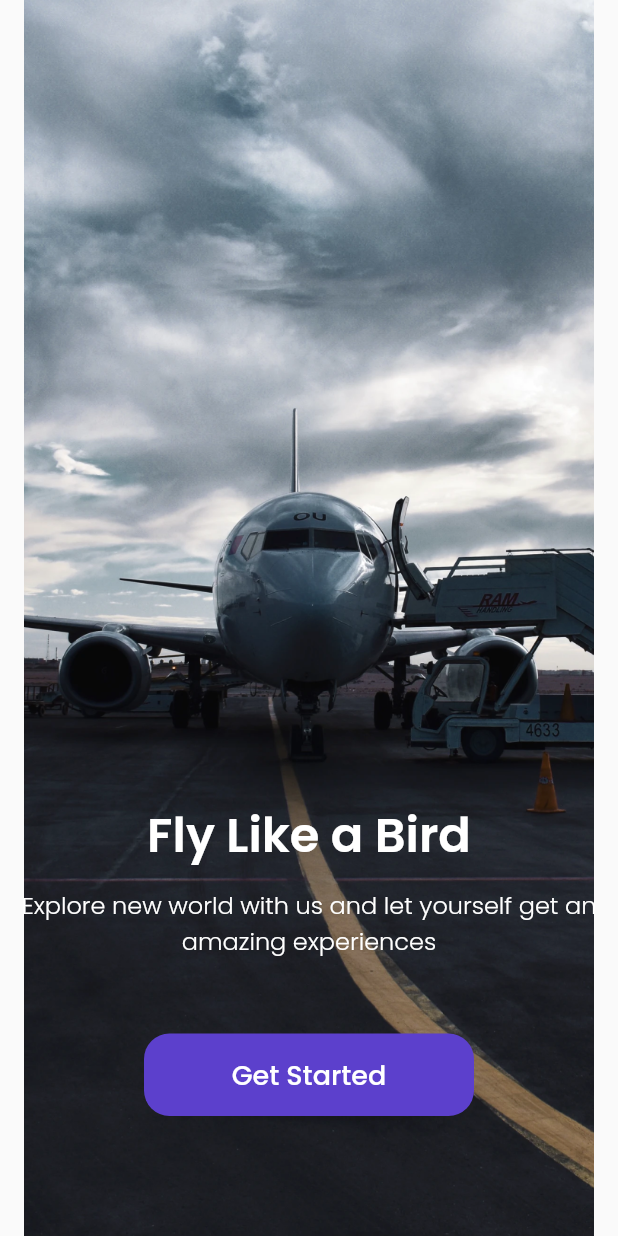
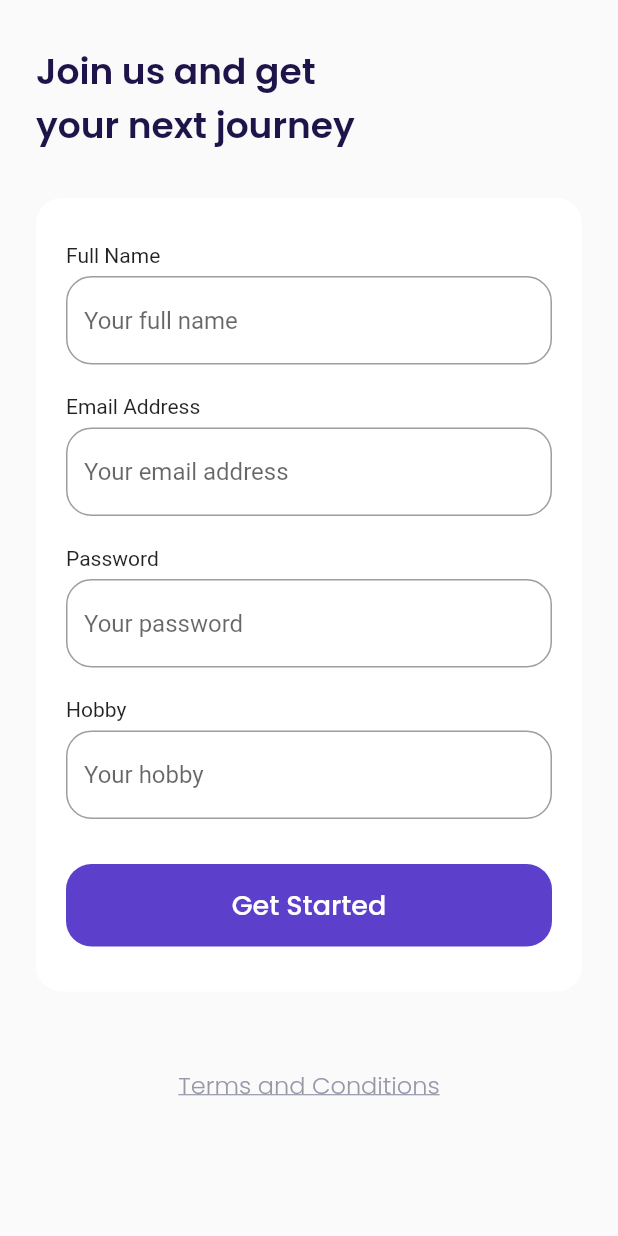
Before and after one commit to ramadhan-eko/Travel-Plane, a Flutter app: the screen it shows after launch, after a tap on "Get Started", on a phone screen of 412 x 824 dp. Run offline on Flutter 3.47's test engine with Material 2 defaults, Android fonts, the phone set to English and light mode, and no system bars; our stand-ins replace google_fonts.

Commit message:
slicing sign up

```diff
--- a/lib/main.dart
+++ b/lib/main.dart
@@ -1,5 +1,6 @@
 import 'package:airplane/ui/pages/get_started_page.dart';
 import 'package:flutter/material.dart';
+import 'ui/pages/sign_up_page.dart';
 import 'ui/pages/splash_page.dart';
 
 void main() {
@@ -16,6 +17,7 @@ class MyApp extends StatelessWidget {
       routes: {
         '/': (context) => SplashPage(),
         '/get-started': (context) => GetStartedPage(),
+        '/sign-up': (context) => SignUpPage(),
       },
     );
   }
--- a/lib/ui/pages/get_started_page.dart
+++ b/lib/ui/pages/get_started_page.dart
@@ -50,11 +50,13 @@ class GetStartedPage extends StatelessWidget {
                     bottom: 80,
                   ),
                   child: TextButton(
-                    onPressed: () {},
+                    onPressed: () {
+                      Navigator.pushNamed(context, '/sign-up');
+                    },
                     style: TextButton.styleFrom(
                       backgroundColor: kPrimaryColor,
                       shape: RoundedRectangleBorder(
-                        borderRadius: BorderRadius.circular(17),
+                        borderRadius: BorderRadius.circular(defaultRadius),
                       ),
                     ),
                     child: Text(
--- /dev/null
+++ b/lib/ui/pages/sign_up_page.dart
@@ -0,0 +1,250 @@
+import 'package:flutter/material.dart';
+import '../../shared/theme.dart';
+
+class SignUpPage extends StatelessWidget {
+  const SignUpPage({Key? key}) : super(key: key);
+
+  @override
+  Widget build(BuildContext context) {
+    Widget title() {
+      return Container(
+        margin: EdgeInsets.only(top: 30),
+        child: Text(
+          'Join us and get\nyour next journey',
+          style: blackTextStyle.copyWith(
+            fontSize: 24,
+            fontWeight: semiBold,
+          ),
+        ),
+      );
+    }
+
+    Widget inputSection() {
+      Widget nameInput() {
+        return Container(
+          margin: EdgeInsets.only(bottom: 20),
+          child: Column(
+            crossAxisAlignment: CrossAxisAlignment.start,
+            children: [
+              Text(
+                'Full Name',
+              ),
+              SizedBox(
+                height: 6,
+              ),
+              TextFormField(
+                cursorColor: kBlackColor,
+                decoration: InputDecoration(
+                  hintText: 'Your full name',
+                  border: OutlineInputBorder(
+                    borderRadius: BorderRadius.circular(
+                      defaultRadius,
+                    ),
+                  ),
+                  focusedBorder: OutlineInputBorder(
+                    borderRadius: BorderRadius.circular(
+                      defaultRadius,
+                    ),
+                    borderSide: BorderSide(
+                      color: kPrimaryColor,
+                    ),
+                  ),
+                ),
+              )
+            ],
+          ),
+        );
+      }
+
+      Widget emailInput() {
+        return Container(
+          margin: EdgeInsets.only(bottom: 20),
+          child: Column(
+            crossAxisAlignment: CrossAxisAlignment.start,
+            children: [
+              Text(
+                'Email Address',
+              ),
+              SizedBox(
+                height: 6,
+              ),
+              TextFormField(
+                cursorColor: kBlackColor,
+                decoration: InputDecoration(
+                  hintText: 'Your email address',
+                  border: OutlineInputBorder(
+                    borderRadius: BorderRadius.circular(
+                      defaultRadius,
+                    ),
+                  ),
+                  focusedBorder: OutlineInputBorder(
+                    borderRadius: BorderRadius.circular(
+                      defaultRadius,
+                    ),
+                    borderSide: BorderSide(
+                      color: kPrimaryColor,
+                    ),
+                  ),
+                ),
+              )
+            ],
+          ),
+        );
+      }
+
+      Widget passwordInput() {
+        return Container(
+          margin: EdgeInsets.only(bottom: 20),
+          child: Column(
+            crossAxisAlignment: CrossAxisAlignment.start,
+            children: [
+              Text(
+                'Password',
+              ),
+              SizedBox(
+                height: 6,
+              ),
+              TextFormField(
+                cursorColor: kBlackColor,
+                obscureText: true,
+                decoration: InputDecoration(
+                  hintText: 'Your password',
+                  border: OutlineInputBorder(
+                    borderRadius: BorderRadius.circular(
+                      defaultRadius,
+                    ),
+                  ),
+                  focusedBorder: OutlineInputBorder(
+                    borderRadius: BorderRadius.circular(
+                      defaultRadius,
+                    ),
+                    borderSide: BorderSide(
+                      color: kPrimaryColor,
+                    ),
+                  ),
+                ),
+              )
+            ],
+          ),
+        );
+      }
+
+      Widget hobbyInput() {
+        return Container(
+          margin: EdgeInsets.only(bottom: 30),
+          child: Column(
+            crossAxisAlignment: CrossAxisAlignment.start,
+            children: [
+              Text(
+                'Hobby',
+              ),
+              SizedBox(
+                height: 6,
+              ),
+              TextFormField(
+                cursorColor: kBlackColor,
+                decoration: InputDecoration(
+                  hintText: 'Your hobby',
+                  border: OutlineInputBorder(
+                    borderRadius: BorderRadius.circular(
+                      defaultRadius,
+                    ),
+                  ),
+                  focusedBorder: OutlineInputBorder(
+                    borderRadius: BorderRadius.circular(
+                      defaultRadius,
+                    ),
+                    borderSide: BorderSide(
+                      color: kPrimaryColor,
+                    ),
+                  ),
+                ),
+              )
+            ],
+          ),
+        );
+      }
+
+      Widget submitButton() {
+        return Container(
+          width: double.infinity,
+          height: 55,
+          child: TextButton(
+            onPressed: () {},
+            style: TextButton.styleFrom(
+                backgroundColor: kPrimaryColor,
+                shape: RoundedRectangleBorder(
+                  borderRadius: BorderRadius.circular(
+                    defaultRadius,
+                  ),
+                )),
+            child: Text(
+              'Get Started',
+              style: whiteTextStyle.copyWith(
+                fontSize: 18,
+                fontWeight: medium,
+              ),
+            ),
+          ),
+        );
+      }
+
+      return Container(
+        margin: EdgeInsets.only(top: 30),
+        padding: EdgeInsets.symmetric(
+          horizontal: 20,
+          vertical: 30,
+        ),
+        decoration: BoxDecoration(
+          color: kWhiteColor,
+          borderRadius: BorderRadius.circular(
+            defaultRadius,
+          ),
+        ),
+        child: Column(
+          children: [
+            nameInput(),
+            emailInput(),
+            passwordInput(),
+            hobbyInput(),
+            submitButton(),
+          ],
+        ),
+      );
+    }
+
+    Widget tacButton() {
+      return Container(
+        alignment: Alignment.center,
+        margin: EdgeInsets.only(
+          top: 50,
+          bottom: 73,
+        ),
+        child: Text(
+          'Terms and Conditions',
+          style: greyTextStyle.copyWith(
+            fontSize: 16,
+            fontWeight: light,
+            decoration: TextDecoration.underline,
+          ),
+        ),
+      );
+    }
+
+    return Scaffold(
+      backgroundColor: kBackgroundColor,
+      body: SafeArea(
+        child: ListView(
+          padding: EdgeInsets.symmetric(
+            horizontal: defaultMargin,
+          ),
+          children: [
+            title(),
+            inputSection(),
+            tacButton(),
+          ],
+        ),
+      ),
+    );
+  }
+}
```
